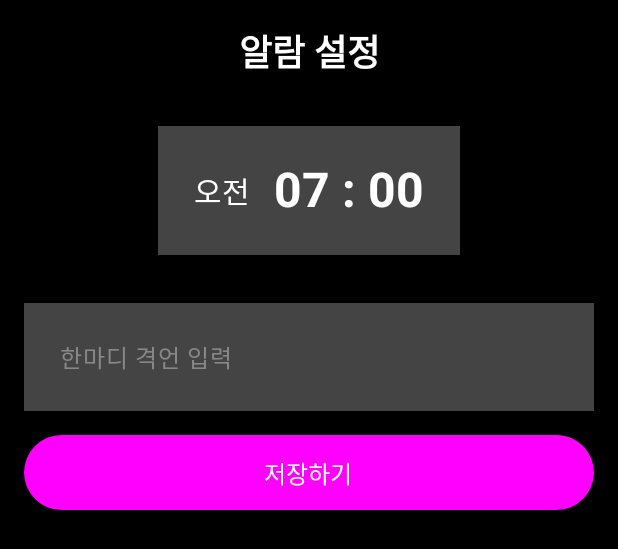
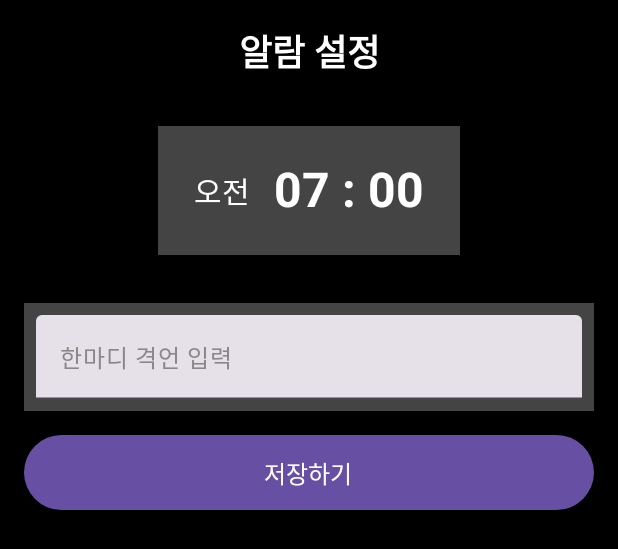
Before and after one commit to SRH-MiMo/android-renewal, an Android app built with Jetpack Compose: the @Preview function DefaultPreview, on a phone screen of 412 x 824 dp. Shown: the top 549 px of the screen. Run offline under Robolectric (Android 15) with nearby library versions, the phone set to English and light mode, and no system bars.

Commit message:
임시 주석처리 땜빵

```diff
--- a/app/src/main/java/com/example/mimo/screen/alarm/settingscreen.kt
+++ b/app/src/main/java/com/example/mimo/screen/alarm/settingscreen.kt
@@ -25,14 +25,14 @@ import androidx.compose.ui.text.font.FontWeight
 import androidx.compose.ui.tooling.preview.Preview
 import androidx.compose.ui.text.TextStyle
 
-class MainActivity : ComponentActivity() {
-    override fun onCreate(savedInstanceState: Bundle?) {
-        super.onCreate(savedInstanceState)
-        setContent {
-            AlarmSettingScreen()
-        }
-    }
-}
+//class MainActivity : ComponentActivity() {
+//    override fun onCreate(savedInstanceState: Bundle?) {
+//        super.onCreate(savedInstanceState)
+//        setContent {
+//            AlarmSettingScreen()
+//        }
+//    }
+//}
 
 @Composable
 fun AlarmSettingScreen() {
@@ -74,7 +74,7 @@ fun AlarmSettingScreen() {
             modifier = Modifier
                 .fillMaxWidth()
                 .height(50.dp),
-           colors = ButtonDefaults.buttonColors(backgroundColor = Color.Magenta)
+//           colors = ButtonDefaults.buttonColors(backgroundColor = Color.Magenta)
         ) {
             Text(text = "저장하기", color = Color.White, fontSize = 16.sp)
         }
@@ -128,13 +128,13 @@ fun CommentInput(comment: TextFieldValue, onCommentChange: (TextFieldValue) -> U
             .padding(8.dp),
         textStyle = TextStyle(color = Color.White),
         keyboardOptions = KeyboardOptions.Default.copy(imeAction = ImeAction.Done),
-        colors = TextFieldDefaults.textFieldColors(
-            textColor = Color.White,
-            backgroundColor = Color.Transparent,
-            focusedIndicatorColor = Color.Transparent,
-            unfocusedIndicatorColor = Color.Transparent,
-            cursorColor = Color.White
-        )
+//        colors = TextFieldDefaults.textFieldColors(
+//            textColor = Color.White,
+//            backgroundColor = Color.Transparent,
+//            focusedIndicatorColor = Color.Transparent,
+//            unfocusedIndicatorColor = Color.Transparent,
+//            cursorColor = Color.White
+//        )
 
     )
 }
```
